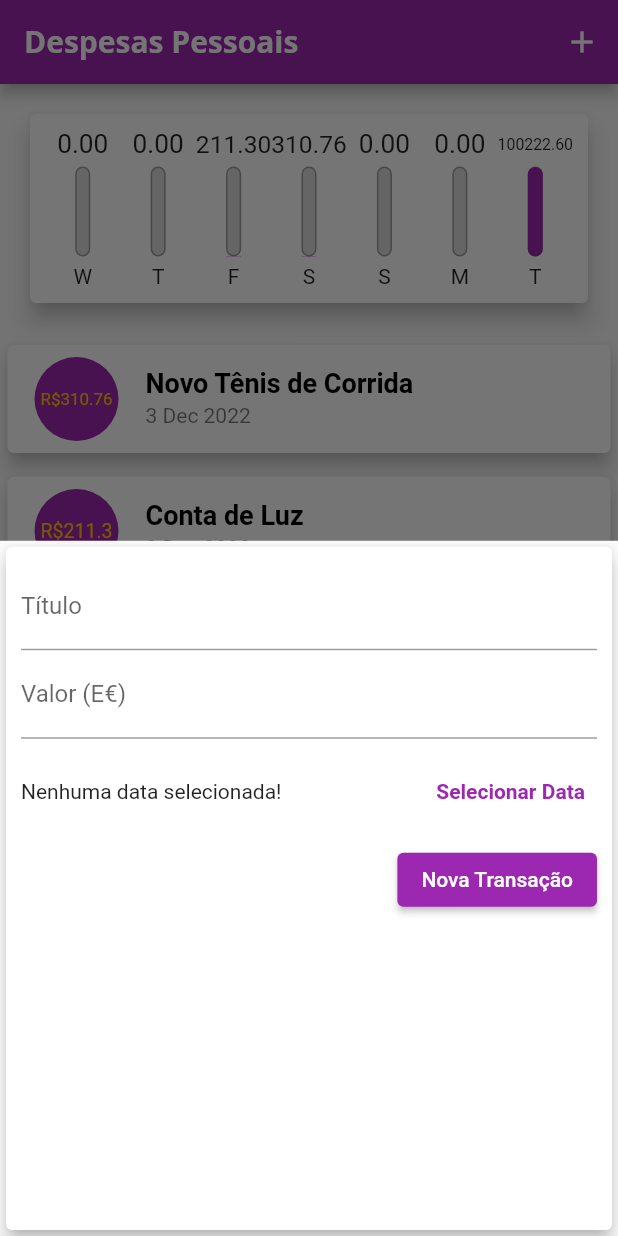
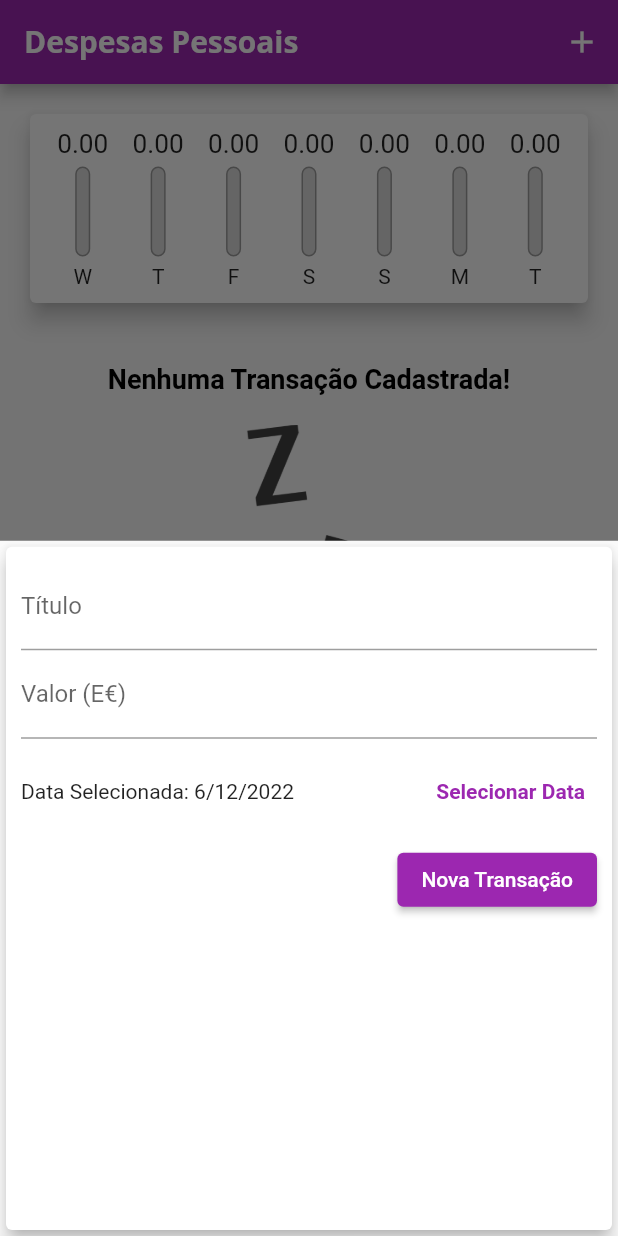
Before and after one commit to ViolaRafael/expenses, a Flutter app: the screen it shows after launch, after a tap on the "add" icon, on a phone screen of 412 x 824 dp. Run offline on Flutter 3.47's test engine with Material 2 defaults, Android fonts, the phone set to English and light mode, and no system bars.

Commit message:
Fix date picker

```diff
--- a/lib/components/chart.dart
+++ b/lib/components/chart.dart
@@ -53,7 +53,7 @@ class Chart extends StatelessWidget {
               child: ChartBar(
                 label: tr['day'],
                 value: tr['value'],
-                percentage: tr['value']/ _weekTotalValue,
+                percentage: _weekTotalValue == 0 ? 0 : tr['value']/ _weekTotalValue,
               ),
             );
           }).toList(),
--- a/lib/components/transaction_form.dart
+++ b/lib/components/transaction_form.dart
@@ -1,7 +1,7 @@
 import 'package:flutter/material.dart';
 import 'package:intl/intl.dart';
 class TransactionForm extends StatefulWidget {
-  final void Function(String, double) onSubmit;
+  final void Function(String, double, DateTime) onSubmit;
 
   TransactionForm(this.onSubmit);
 
@@ -12,17 +12,17 @@ class TransactionForm extends StatefulWidget {
 class _TransactionFormState extends State<TransactionForm> {
   final titleController = TextEditingController();
   final valueController = TextEditingController();
-  var _selectedDate;
+  DateTime _selectedDate = DateTime.now();
 
   _submitform() {
     final title = titleController.text;
     final value = double.tryParse(valueController.text) ?? 0.0;
 
-    if (title.isEmpty || value <= 0) {
+    if (title.isEmpty || value <= 0 || _selectedDate == null) {
       return;
     }
 
-    widget.onSubmit(title, value);
+    widget.onSubmit(title, value, _selectedDate);
   }
 
   _showDatePicker() {
--- a/lib/main.dart
+++ b/lib/main.dart
@@ -40,36 +40,7 @@ class MyHomePage extends StatefulWidget {
 }
 
 class _MyHomePageState extends State<MyHomePage> {
-  final List<Transaction> _transactions = [
-    Transaction(
-      id: 't1',
-      title: 'Novo Tênis de Corrida',
-      value: 310.76,
-      date: DateTime.now().subtract(
-        Duration(days: 3),
-      ),
-    ),
-    Transaction(
-      id: 't2',
-      title: 'Conta de Luz',
-      value: 211.30,
-      date: DateTime.now().subtract(
-        Duration(days: 4),
-      ),
-    ),
-    Transaction(
-      id: 't3',
-      title: 'Cartão de Crédito',
-      value: 100211.30,
-      date: DateTime.now(),
-    ),
-    Transaction(
-      id: 't4',
-      title: 'Lanche',
-      value: 11.30,
-      date: DateTime.now(),
-    ),
-  ];
+  final List<Transaction> _transactions = [];
 
   List<Transaction> get _recentTransactions {
     return _transactions.where((tr) {
@@ -79,12 +50,12 @@ class _MyHomePageState extends State<MyHomePage> {
     }).toList();
   }
 
-  _addTransaction(String title, double value) {
+  _addTransaction(String title, double value, DateTime date) {
     final newTransaction = Transaction(
       id: Random().nextDouble().toString(),
       title: title,
       value: value,
-      date: DateTime.now(),
+      date: date,
     );
 
     setState(() {
```
